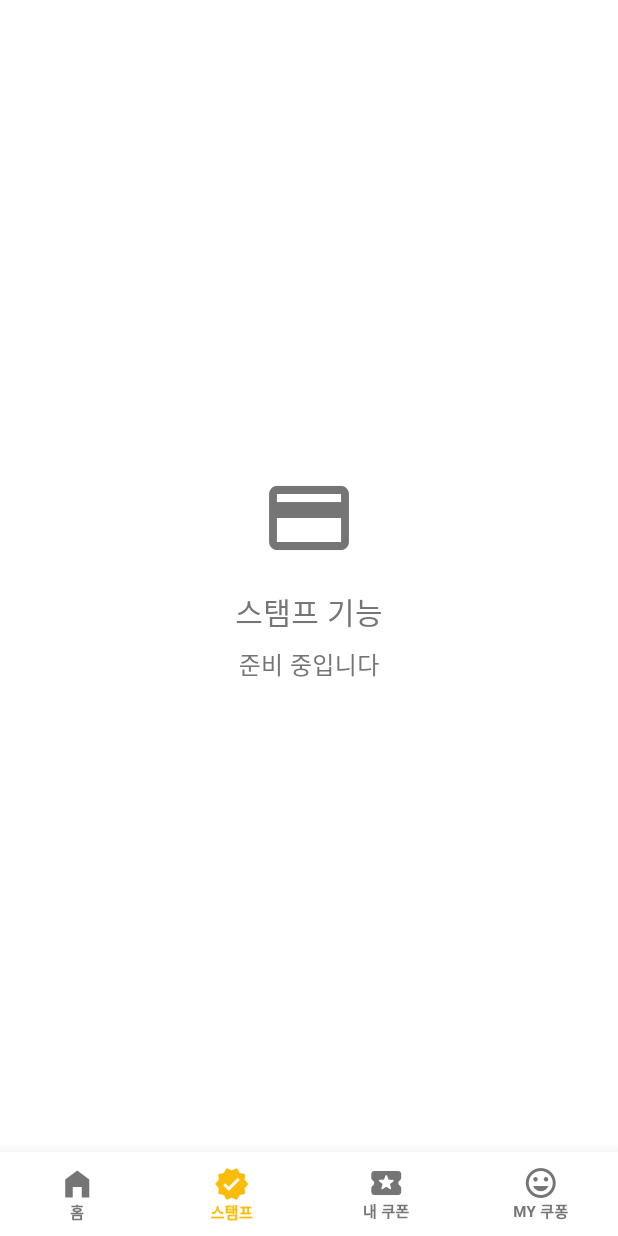
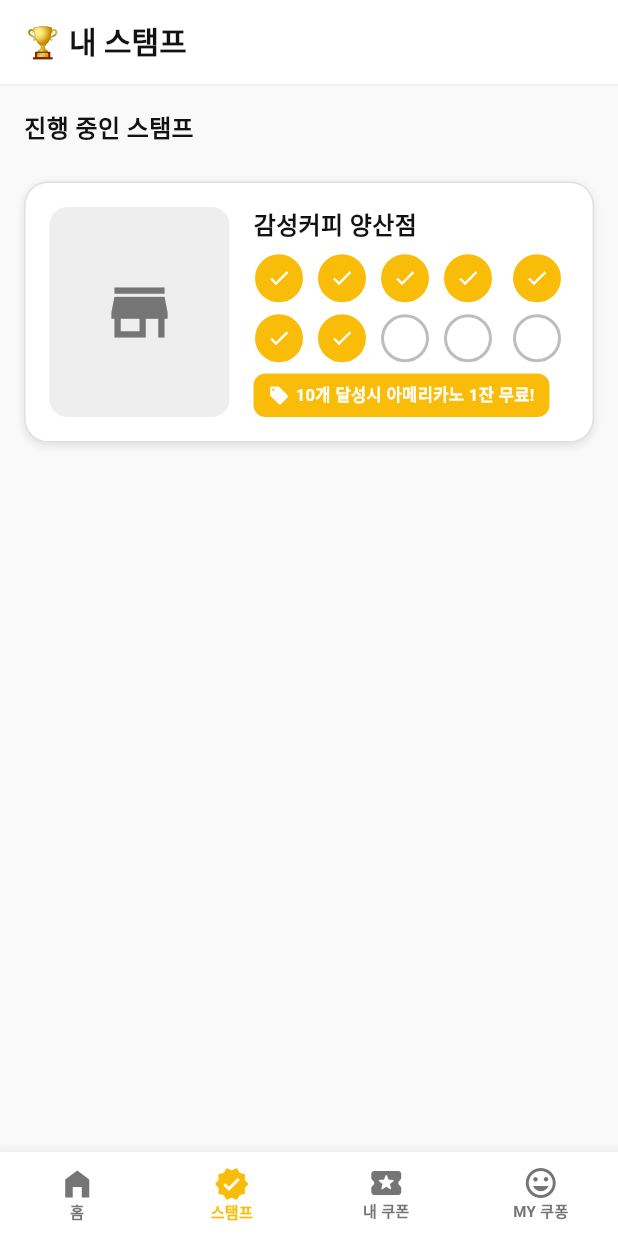
Before and after one commit to Clevon-io/koopong, a Flutter app: the screen it shows after launch, item 2 of the bottom bar chosen, on a phone screen of 412 x 824 dp. Run offline on Flutter 3.47's test engine with Material 3 defaults, Android fonts, the phone set to English and light mode, and no system bars; Roboto replaces fonts that are missing (Pretendard); project files that could hold a hidden picture were left out.

Commit message:
내 스탬프 탭 샘플
1. 스탬프 페이지 헤더 ✅

  - 제목: '🏆 내 스탬프' (굵은 텍스트)
  - 구분선: 제목 아래 깔끔한 경계선
  - 섹션: '진행 중인 스탬프' 제목

  2. 스탬프 카드 레이아웃 ✅

  [      120x140      ] [가게명            ]
  [       큰 사진      ] [⭕⭕⭕⭕⭕ (5개)]
  [      영역         ] [⭕⭕⚪⚪⚪ (5개)]
  [                 ] [🎫 10개 달성시...]

  3. 인터랙티브 기능 ✅

  - 스탬프 원 클릭 → 활성화/비활성화 토글
  - 시각적 피드백: 노란색 원(✅) ↔ 회색 테두리(⚪)
  - 실시간 상태 변경 → UI 즉시 업데이트

  💾 데이터 모델

  Stamp 클래스 속성

  - storeId, storeName, imageUrl
  - targetCount (목표 개수, 예: 10개)
  - rewardText (혜택 문구)
  - stamps (각 스탬프 활성화 상태 배열)

  유틸리티 메서드

  - currentCount - 현재 스탬프 개수
  - isCompleted - 완료 여부
  - toggleStamp(index) - 스탬프 토글

  🎨 디자인 시스템

  색상

  - 활성 스탬프: 노란색 원 + 흰색 체크
  - 비활성 스탬프: 회색 테두리 원
  - 혜택 배지: 노란색 배경 + 흰색 텍스트

  레이아웃 특징

  - 두 구역 구성: 사진 영역 vs 내용 영역
  - 사진 비중: 120x140 크기 (40% 확대)
  - 5x2 그리드: 총 10개 스탬프 배치

  🛡️ 안전성 처리

  렌더링 오류 해결

  - CrossAxisAlignment.stretch → 고정 크기 방식
  - IntrinsicHeight + 명시적 크기로 안정화
  - null 체크 및 배열 범위 검사

  예외 처리

  - 빈 스탬프 배열 처리
  - 인덱스 초과 방지
  - 안전한 토글 기능

  📱 사용자 경험

  테스트 데이터

  - 가게: "감성커피 양산점"
  - 현재 진행: 7/10 스탬프 (7개 활성화)
  - 혜택: "10개 달성시 아메리카노 1잔 무료!"

  상태 관리

  - 스탬프 클릭 → 즉시 상태 변경
  - 카드별 독립적인 상태 관리
  - 실시간 UI 업데이트

  🔗 통합 사항

  하단 네비게이션

  - 아이콘: Icons.verified (도장 느낌)
  - 라벨: "스탬프"
  - 연동: main.dart에서 완전 통합

  빈 상태 처리

  - 스탬프가 없을 때 안내 메시지
  - 적절한 아이콘과 설명 텍스트

  ++ 안내 메시지는 현 테스트 상으로는 확인이 안되구여
  스탬프 내용은 좀 부족한 거 같아서 디비 연결하고, 가게 시스템 연동한 후 보충 예정

```diff
--- a/lib/main.dart
+++ b/lib/main.dart
@@ -5,6 +5,7 @@ import 'themes/typography.dart';
 import 'screens/store_detail_page.dart';
 import 'screens/my_coupons_page.dart';
 import 'screens/my_kupon_page.dart';
+import 'screens/my_stamps_page.dart';
 
 void main() {
   runApp(const MyApp());
@@ -106,7 +107,7 @@ class _HomePageState extends State<HomePage> {
       case 0:
         return _buildHomePage();
       case 1:
-        return _buildStampPage();
+        return const MyStampsPage();
       case 2:
         return const MyCouponsPage();
       case 3:
@@ -220,35 +221,6 @@ class _HomePageState extends State<HomePage> {
           ]),
         ),
       ],
-    );
-  }
-
-  Widget _buildStampPage() {
-    return Center(
-      child: Column(
-        mainAxisAlignment: MainAxisAlignment.center,
-        children: [
-          Icon(
-            Icons.credit_card,
-            size: 64,
-            color: AppColors.textSecondary,
-          ),
-          const SizedBox(height: 16),
-          Text(
-            '스탬프 기능',
-            style: AppTypography.h3.copyWith(
-              color: AppColors.textSecondary,
-            ),
-          ),
-          const SizedBox(height: 8),
-          Text(
-            '준비 중입니다',
-            style: AppTypography.bodyLarge.copyWith(
-              color: AppColors.textSecondary,
-            ),
-          ),
-        ],
-      ),
     );
   }
 
--- /dev/null
+++ b/lib/models/stamp.dart
@@ -0,0 +1,40 @@
+class Stamp {
+  final String storeId;
+  final String storeName;
+  final String imageUrl;
+  final int targetCount;
+  final String rewardText;
+  List<bool> stamps;
+
+  Stamp({
+    required this.storeId,
+    required this.storeName,
+    required this.imageUrl,
+    required this.targetCount,
+    required this.rewardText,
+    required this.stamps,
+  });
+
+  int get currentCount => stamps.where((stamp) => stamp).length;
+
+  bool get isCompleted => currentCount >= targetCount;
+
+  double get progress => currentCount / targetCount;
+
+  void toggleStamp(int index) {
+    if (index >= 0 && index < stamps.length) {
+      stamps[index] = !stamps[index];
+    }
+  }
+
+  void addStamp() {
+    final firstEmptyIndex = stamps.indexOf(false);
+    if (firstEmptyIndex != -1) {
+      stamps[firstEmptyIndex] = true;
+    }
+  }
+
+  void resetStamps() {
+    stamps = List.filled(targetCount, false);
+  }
+}
--- /dev/null
+++ b/lib/screens/my_stamps_page.dart
@@ -0,0 +1,124 @@
+import 'package:flutter/material.dart';
+import '../models/stamp.dart';
+import '../widgets/stamp_card.dart';
+import '../themes/colors.dart';
+import '../themes/typography.dart';
+
+class MyStampsPage extends StatefulWidget {
+  const MyStampsPage({super.key});
+
+  @override
+  State<MyStampsPage> createState() => _MyStampsPageState();
+}
+
+class _MyStampsPageState extends State<MyStampsPage> {
+  // Test data
+  final List<Stamp> _stamps = [
+    Stamp(
+      storeId: '1',
+      storeName: '감성커피 양산점',
+      imageUrl: '',
+      targetCount: 10,
+      rewardText: '10개 달성시 아메리카노 1잔 무료!',
+      stamps: [
+        true, true, true, true, true,  // 첫 줄: 5개 활성화
+        true, true, false, false, false  // 둘째 줄: 2개 활성화, 3개 비활성화
+      ],
+    ),
+  ];
+
+  @override
+  Widget build(BuildContext context) {
+    return Scaffold(
+      backgroundColor: AppColors.background,
+      appBar: AppBar(
+        title: const Text(
+          '🏆 내 스탬프',
+          style: TextStyle(
+            fontSize: 20,
+            fontWeight: FontWeight.bold,
+            fontFamily: 'Pretendard',
+            color: AppColors.textPrimary,
+          ),
+        ),
+        backgroundColor: AppColors.surface,
+        elevation: 0,
+        surfaceTintColor: AppColors.surface,
+        automaticallyImplyLeading: false,
+        bottom: PreferredSize(
+          preferredSize: const Size.fromHeight(1),
+          child: Container(
+            height: 1,
+            color: AppColors.divider,
+          ),
+        ),
+      ),
+      body: _buildStampList(),
+    );
+  }
+
+  Widget _buildStampList() {
+    if (_stamps.isEmpty) {
+      return Center(
+        child: Column(
+          mainAxisAlignment: MainAxisAlignment.center,
+          children: [
+            Icon(
+              Icons.verified_outlined,
+              size: 64,
+              color: AppColors.textSecondary,
+            ),
+            const SizedBox(height: 16),
+            Text(
+              '진행 중인 스탬프가 없습니다',
+              style: AppTypography.bodyLarge.copyWith(
+                color: AppColors.textSecondary,
+              ),
+            ),
+            const SizedBox(height: 8),
+            Text(
+              '가게에서 스탬프를 모아보세요!',
+              style: AppTypography.bodyMedium.copyWith(
+                color: AppColors.textSecondary,
+              ),
+            ),
+          ],
+        ),
+      );
+    }
+
+    return Column(
+      crossAxisAlignment: CrossAxisAlignment.start,
+      children: [
+        // Section title
+        Padding(
+          padding: const EdgeInsets.all(16),
+          child: Text(
+            '진행 중인 스탬프',
+            style: AppTypography.sectionTitle,
+          ),
+        ),
+
+        // Stamps list
+        Expanded(
+          child: ListView.builder(
+            padding: const EdgeInsets.only(bottom: 80),
+            itemCount: _stamps.length,
+            itemBuilder: (context, index) {
+              if (index >= _stamps.length) {
+                return const SizedBox.shrink();
+              }
+              return StampCard(
+                stamp: _stamps[index],
+                onStampChanged: () {
+                  // Handle stamp change if needed
+                  setState(() {});
+                },
+              );
+            },
+          ),
+        ),
+      ],
+    );
+  }
+}
--- /dev/null
+++ b/lib/widgets/stamp_card.dart
@@ -0,0 +1,192 @@
+import 'package:flutter/material.dart';
+import '../models/stamp.dart';
+import '../themes/colors.dart';
+import '../themes/typography.dart';
+
+class StampCard extends StatefulWidget {
+  final Stamp stamp;
+  final VoidCallback? onStampChanged;
+
+  const StampCard({
+    super.key,
+    required this.stamp,
+    this.onStampChanged,
+  });
+
+  @override
+  State<StampCard> createState() => _StampCardState();
+}
+
+class _StampCardState extends State<StampCard> {
+  @override
+  Widget build(BuildContext context) {
+    // Safety check
+    if (widget.stamp.stamps.isEmpty) {
+      return const SizedBox.shrink();
+    }
+
+    return Container(
+      margin: const EdgeInsets.symmetric(horizontal: 16, vertical: 8),
+      decoration: BoxDecoration(
+        color: AppColors.card,
+        borderRadius: BorderRadius.circular(16),
+        border: Border.all(color: AppColors.border, width: 1),
+        boxShadow: [
+          BoxShadow(
+            color: AppColors.shadow,
+            blurRadius: 4,
+            offset: const Offset(0, 2),
+          ),
+        ],
+      ),
+      child: Padding(
+        padding: const EdgeInsets.all(16),
+        child: IntrinsicHeight(
+          child: Row(
+            crossAxisAlignment: CrossAxisAlignment.start,
+            children: [
+              // Left section: Large image
+              Container(
+                width: 120,
+                height: 140,
+                decoration: BoxDecoration(
+                  borderRadius: BorderRadius.circular(12),
+                  color: AppColors.grey200,
+                ),
+                child: const Icon(
+                  Icons.store,
+                  color: AppColors.textSecondary,
+                  size: 50,
+                ),
+              ),
+
+              const SizedBox(width: 16),
+
+              // Right section: Store info, stamps, and reward
+              Expanded(
+                child: SizedBox(
+                  height: 140,
+                  child: Column(
+                    crossAxisAlignment: CrossAxisAlignment.start,
+                    mainAxisAlignment: MainAxisAlignment.spaceBetween,
+                    children: [
+                      // Top section: Store name
+                      Text(
+                        widget.stamp.storeName,
+                        style: AppTypography.cardTitle.copyWith(
+                          fontWeight: FontWeight.bold,
+                        ),
+                      ),
+
+                      // Middle section: Stamp grid
+                      _buildStampGrid(),
+
+                      // Bottom section: Reward text
+                      Container(
+                        padding: const EdgeInsets.symmetric(horizontal: 10, vertical: 6),
+                        decoration: BoxDecoration(
+                          color: AppColors.primary,
+                          borderRadius: BorderRadius.circular(8),
+                        ),
+                        child: Row(
+                          mainAxisSize: MainAxisSize.min,
+                          children: [
+                            const Icon(
+                              Icons.local_offer,
+                              size: 14,
+                              color: Colors.white,
+                            ),
+                            const SizedBox(width: 4),
+                            Flexible(
+                              child: Text(
+                                widget.stamp.rewardText,
+                                style: AppTypography.caption.copyWith(
+                                  color: Colors.white,
+                                  fontWeight: FontWeight.w600,
+                                  fontSize: 11,
+                                ),
+                              ),
+                            ),
+                          ],
+                        ),
+                      ),
+                    ],
+                  ),
+                ),
+              ),
+            ],
+          ),
+        ),
+      ),
+    );
+  }
+
+  Widget _buildStampGrid() {
+    const int stampsPerRow = 5;
+    const int totalRows = 2;
+
+    return Column(
+      mainAxisSize: MainAxisSize.min,
+      children: List.generate(totalRows, (rowIndex) {
+        return Padding(
+          padding: EdgeInsets.only(bottom: rowIndex < totalRows - 1 ? 8 : 0),
+          child: Row(
+            children: List.generate(stampsPerRow, (colIndex) {
+              final stampIndex = rowIndex * stampsPerRow + colIndex;
+              if (stampIndex >= widget.stamp.stamps.length) {
+                return Expanded(child: Container(height: 32));
+              }
+
+              return Expanded(
+                child: Padding(
+                  padding: EdgeInsets.only(
+                    right: colIndex < stampsPerRow - 1 ? 8 : 0,
+                  ),
+                  child: _buildStampCircle(stampIndex),
+                ),
+              );
+            }),
+          ),
+        );
+      }),
+    );
+  }
+
+  Widget _buildStampCircle(int index) {
+    if (index >= widget.stamp.stamps.length) {
+      return const SizedBox.shrink();
+    }
+
+    final isActive = widget.stamp.stamps[index];
+
+    return GestureDetector(
+      onTap: () {
+        setState(() {
+          widget.stamp.toggleStamp(index);
+        });
+        widget.onStampChanged?.call();
+      },
+      child: SizedBox(
+        width: 32,
+        height: 32,
+        child: Container(
+          decoration: BoxDecoration(
+            shape: BoxShape.circle,
+            color: isActive ? AppColors.primary : Colors.transparent,
+            border: Border.all(
+              color: isActive ? AppColors.primary : AppColors.grey400,
+              width: 2,
+            ),
+          ),
+          child: isActive
+              ? const Icon(
+                  Icons.check,
+                  color: Colors.white,
+                  size: 16,
+                )
+              : null,
+        ),
+      ),
+    );
+  }
+}
```
